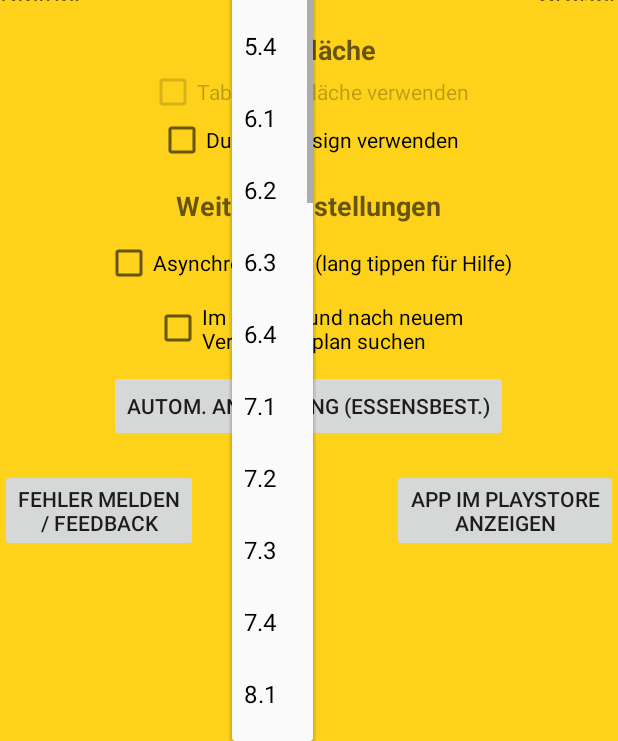
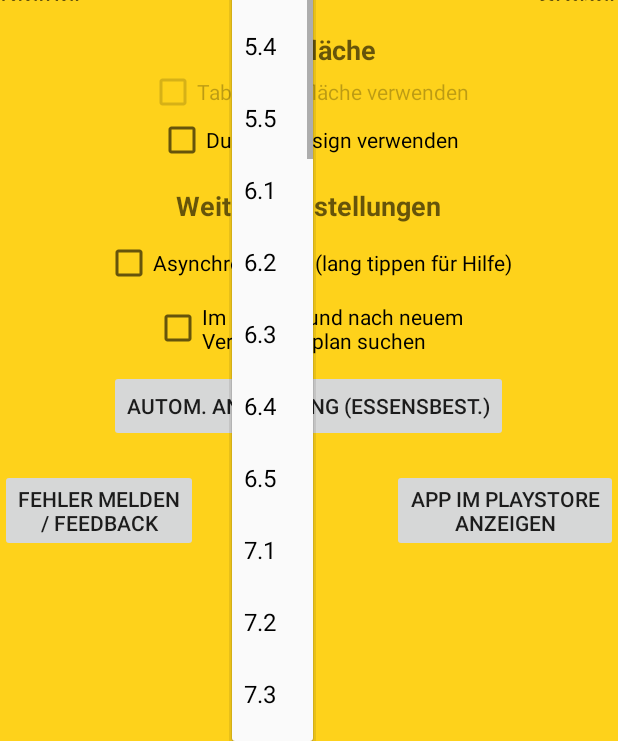
Before and after one commit to libf-de/gsapp-legacy, an Android app: the Settings screen opened directly, with no data from a screen before it, after a tap on "keine", on a phone screen of 412 x 824 dp. Shown: the part 495-1236 px from the top of the screen. Run offline under Robolectric (Android 15) with nearby library versions, the phone set to English and light mode, and no system bars; libraries missing offline, so code that uses them is left out: com.readystatesoftware.systembartint; 3 statements that could not run were skipped.

Commit message:
Version: 4.5 Codename: Gino
Klassen "5.5", "6.5" und "7.5" hinzugefügt

```diff
--- a/gSApp3/src/main/AndroidManifest.xml
+++ b/gSApp3/src/main/AndroidManifest.xml
@@ -1,8 +1,8 @@
 <?xml version="1.0" encoding="utf-8"?>
 <manifest xmlns:android="http://schemas.android.com/apk/res/android"
     package="de.xorg.gsapp"
-    android:versionCode="440"
-    android:versionName="4.4 Gino" >
+    android:versionCode="450"
+    android:versionName="4.5 Gino" >
 
     <uses-sdk
         android:minSdkVersion="8" />
--- a/gSApp3/src/main/res/values/klassen.xml
+++ b/gSApp3/src/main/res/values/klassen.xml
@@ -6,14 +6,17 @@
         <item>5.2</item>
         <item>5.3</item>
         <item>5.4</item>
+        <item>5.5</item>
         <item>6.1</item>
         <item>6.2</item>
         <item>6.3</item>
         <item>6.4</item>
+        <item>6.5</item>
         <item>7.1</item>
         <item>7.2</item>
         <item>7.3</item>
         <item>7.4</item>
+        <item>7.5</item>
         <item>8.1</item>
         <item>8.2</item>
         <item>8.3</item>
--- a/gSApp3/src/main/res/values/strings.xml
+++ b/gSApp3/src/main/res/values/strings.xml
@@ -12,8 +12,8 @@
     <string name="Kontakt">Kontakt</string>
     <string name="Sgspp">GSApp</string>
     <string name="Shpurl">http://thexorg.tk/</string>
-    <string name="version">4.4 "Gino"</string>
-    <string name="build">Release 5</string>
+    <string name="version">4.5 "Gino"</string>
+    <string name="build">Release 6</string>
     <string name="codedby">Written by Xorg (Fabian S.)</string>
     <string name="woche">Diese/nächste Woche</string>
     <string name="crash_toast_text">Sorry, GSApp wurde unerwartet beendet. Bitte sende einen Bugreport an den Entwicker</string>
```
Also changed, not shown: 2 other files.
